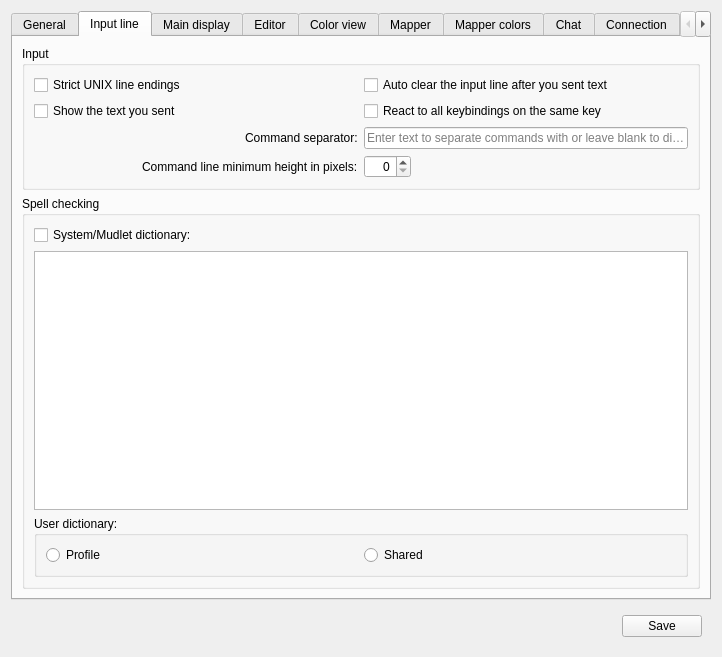
The window that src/ui/profile_preferences.ui (Mudlet/Mudlet) describes before a commit, drawn with Qt 5.
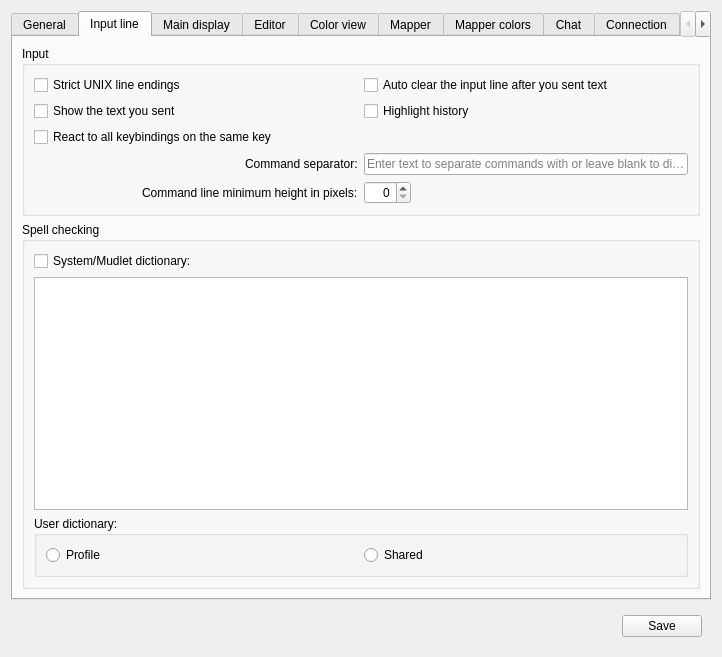
The same window after the commit. The open tabs and pages were chosen to show the change. Icons and pictures are not drawn. Custom widgets are drawn as their Qt base class.

Commit message:
Add option to stop highlighting History (#4115)
* add checkbox

* don't highligh history

* change checkbox name

* change unHighlight to Highlight history

option is checked by default,
even if no option in the xml is given as otherwhise it would be unchecked for all profiles created prior this version

* added suggestions

```diff
--- a/src/ui/profile_preferences.ui
+++ b/src/ui/profile_preferences.ui
@@ -496,6 +496,16 @@
            </widget>
           </item>
           <item row="1" column="1">
+           <widget class="QCheckBox" name="checkBox_highlightHistory">
+            <property name="toolTip">
+             <string>Highlights your input line text when scrolling through your history for easy cancellation</string>
+            </property>
+            <property name="text">
+             <string>Highlight history</string>
+            </property>
+           </widget>
+          </item>
+          <item row="2" column="0">
            <widget class="QCheckBox" name="checkBox_runAllKeyBindings">
             <property name="toolTip">
              <string>&lt;p&gt;Check all Key-bindings against key-presses.&lt;/p&gt;&lt;p&gt;&lt;i&gt;Versions of Mudlet prior to &lt;b&gt;3.9.0&lt;/b&gt; would stop checking after the first matching combination of&lt;/i&gt; KeyCode &lt;i&gt;and&lt;/i&gt; KeyModifier &lt;i&gt;was found and then send the command and/or run the script of that Key-binding only.  This&lt;/i&gt; per-profile &lt;i&gt;option tells Mudlet to check and run the remaining matches; but, to retain compatibility with previous versions, defaults to the &lt;b&gt;un&lt;/b&gt;-checked state.&lt;/i&gt;&lt;/p&gt;</string>
@@ -505,7 +515,7 @@
             </property>
            </widget>
           </item>
-          <item row="2" column="0" alignment="Qt::AlignRight">
+          <item row="3" column="0" alignment="Qt::AlignRight">
            <widget class="QLabel" name="label_commandSeparator">
             <property name="toolTip">
              <string/>
@@ -518,14 +528,14 @@
             </property>
            </widget>
           </item>
-          <item row="2" column="1">
+          <item row="3" column="1">
            <widget class="QLineEdit" name="command_separator_lineedit">
             <property name="placeholderText">
              <string>Enter text to separate commands with or leave blank to disable</string>
             </property>
            </widget>
           </item>
-          <item row="3" column="0" alignment="Qt::AlignRight">
+          <item row="4" column="0" alignment="Qt::AlignRight">
            <widget class="QLabel" name="label_commandLineMinimumHeight">
             <property name="text">
              <string>Command line minimum height in pixels:</string>
@@ -535,7 +545,7 @@
             </property>
            </widget>
           </item>
-          <item row="3" column="1" alignment="Qt::AlignLeft">
+          <item row="4" column="1" alignment="Qt::AlignLeft">
            <widget class="QSpinBox" name="commandLineMinimumHeight">
             <property name="alignment">
              <set>Qt::AlignRight|Qt::AlignTrailing|Qt::AlignVCenter</set>
```
Left out of the diff: 3 changed lines with no effect on the pictures. The commit also changes 6 other files.
